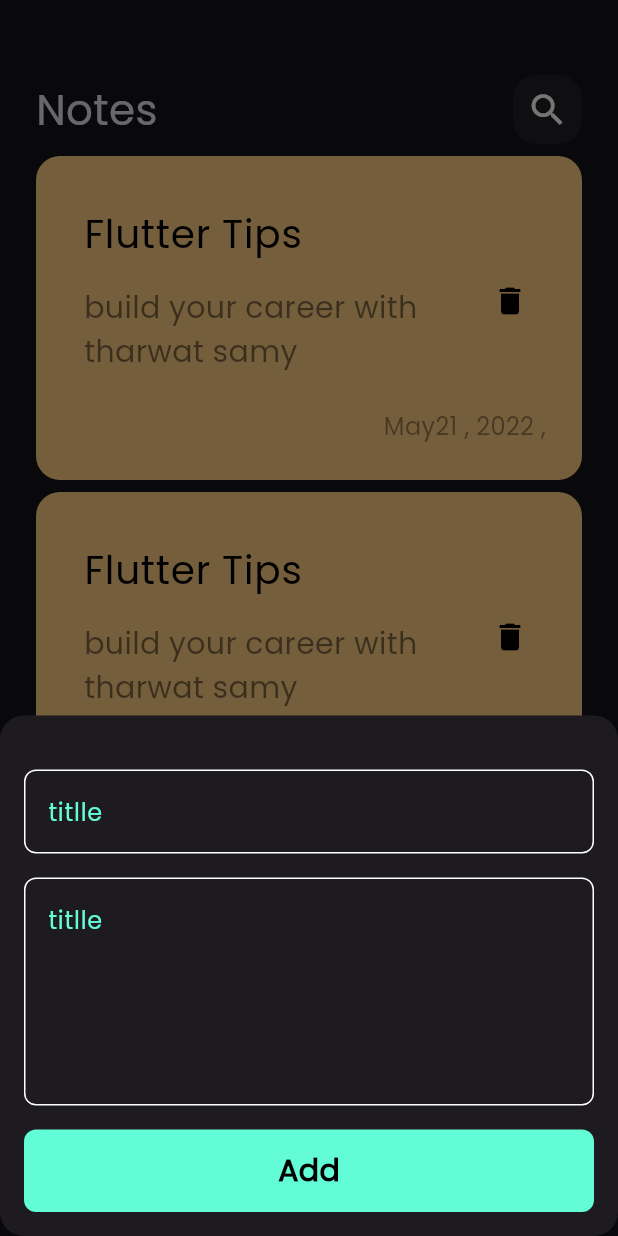
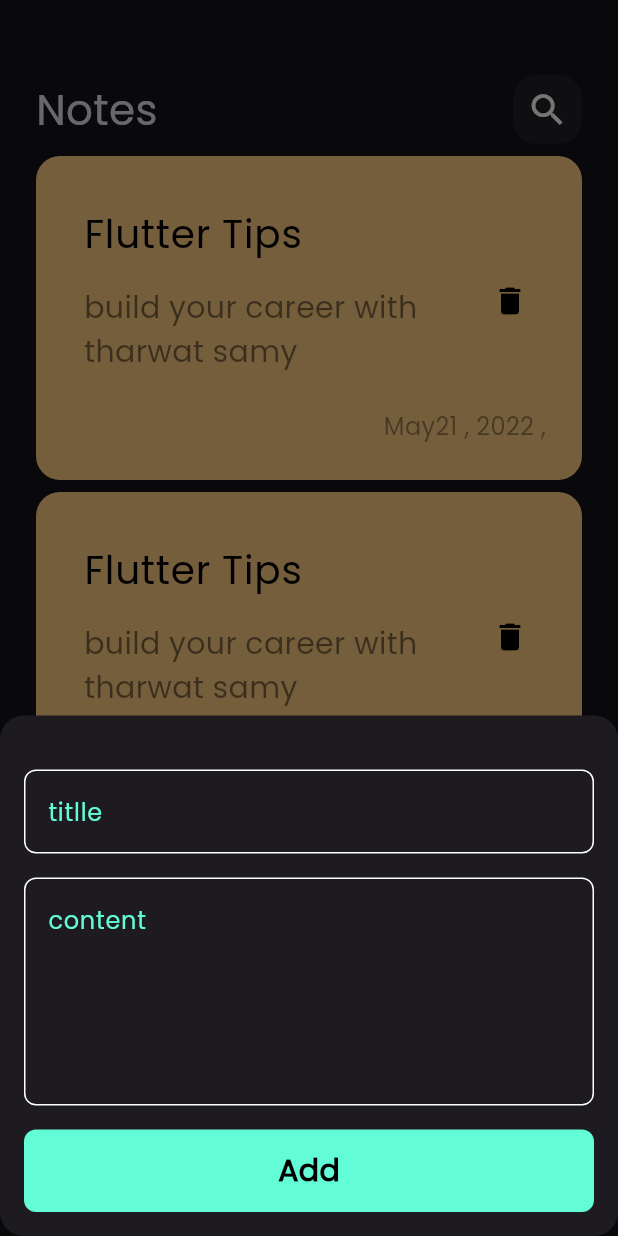
Before and after one commit to CoderHasnaoui/notes_app, a Flutter app: the screen it shows after launch, after a tap on the "add" icon, on a phone screen of 412 x 824 dp. Run offline on Flutter 3.47's test engine with Material 3 defaults, Android fonts, the phone set to English and light mode, and no system bars; our stand-ins replace hive, hive_flutter; accounts and stored records are empty.

```diff
--- a/lib/views/widget/add_note_buttom_sheet.dart
+++ b/lib/views/widget/add_note_buttom_sheet.dart
@@ -1,7 +1,5 @@
 import 'package:flutter/material.dart';
-import 'package:note_app/views/constants.dart';
 import 'package:note_app/views/widget/custom_buttom.dart';
-
 import 'custom_text_field.dart';
 
 class AddButtomSheet extends StatelessWidget {
@@ -9,32 +7,65 @@ class AddButtomSheet extends StatelessWidget {
 
   @override
   Widget build(BuildContext context) {
-    return const  Padding(
+    return const Padding(
       padding: EdgeInsets.symmetric(horizontal: 16),
       child: SingleChildScrollView(
-        child: Column(
+        child: AddNoteForm(),
+      ),
+    );
+  }
+}
+
+class AddNoteForm extends StatefulWidget {
+  const AddNoteForm({
+    super.key,
+  });
+
+  @override
+  State<AddNoteForm> createState() => AddNoteFormState();
+}
+
+class AddNoteFormState extends State<AddNoteForm> {
+  final GlobalKey<FormState> formKey = GlobalKey();
+  AutovalidateMode autovalidateMode = AutovalidateMode.disabled;
+  String? title, subTitle;
+  @override
+  Widget build(BuildContext context) {
+    return Form(
+      key: formKey,
+      autovalidateMode: autovalidateMode,
+      child:  Column(
         children: [
-            SizedBox(
+         const  SizedBox(
             height: 36,
           ),
-            CustomTextField(hint: 'titlle' , ),
-            SizedBox(
+          CustomTextField(
+            onSave: (value)=>title= value,
+            hint: 'titlle',
+          ),
+        const   SizedBox(
             height: 16,
           ),
            CustomTextField(
-              hint: 'titlle',
+            onSave: (value)=>subTitle= value,
+            hint: 'content',
             maxLine: 5,
           ),
-              SizedBox(
+         const  SizedBox(
             height: 16,
           ),
-            CustomButton(),
-            SizedBox(
+           CustomButton( onTap:(){
+          if(formKey.currentState!.validate()){
+            formKey.currentState!.save() ;
+          }else{
+            autovalidateMode= AutovalidateMode.always ;
+          }
+        } ),
+       const    SizedBox(
             height: 16,
           ),
         ],
       ),
-      ),
     );
   }
 }
--- a/lib/views/widget/custom_buttom.dart
+++ b/lib/views/widget/custom_buttom.dart
@@ -2,11 +2,13 @@ import 'package:flutter/material.dart';
 import '../constants.dart';
 
 class CustomButton extends StatelessWidget {
-  const CustomButton({super.key});
-
+  const CustomButton({super.key, this.onTap});
+  final void Function()?onTap ;
   @override
   Widget build(BuildContext context) {
-    return Container(
+    return GestureDetector(
+      onTap: onTap,
+      child: Container(
         decoration: BoxDecoration(
             color: KPrimaryColor, borderRadius: BorderRadius.circular(8)),
         width: MediaQuery.of(context).size.width,
@@ -17,6 +19,7 @@ class CustomButton extends StatelessWidget {
           style: TextStyle(
               color: Colors.black, fontSize: 20, fontWeight: FontWeight.bold),
         )),
+      ),
     );
   }
 }
--- a/lib/views/widget/custom_text_field.dart
+++ b/lib/views/widget/custom_text_field.dart
@@ -2,30 +2,37 @@ import 'package:flutter/material.dart';
 import 'package:note_app/views/constants.dart';
 
 class CustomTextField extends StatelessWidget {
-  const CustomTextField({super.key , required this.hint ,  this.maxLine = 1 });
+  const CustomTextField(
+      {super.key, required this.hint, this.maxLine = 1, this.onSave});
   final String hint;
   final int maxLine;
+
+  final void Function(String?)? onSave;
   @override
   Widget build(BuildContext context) {
-    return   TextField(
+    return TextFormField(
+      onSaved: onSave,
+      validator: (value) {
+        if (value?.isEmpty ?? true ) {
+          return 'Field is Required  ';
+        }else{
+          return  null ;
+        }
+      },
       maxLines: maxLine,
-
       cursorColor: KPrimaryColor,
-decoration: InputDecoration(
-
-
-  hintText: hint,
-  hintStyle:const  TextStyle(color: KPrimaryColor),
-  border:  buildBorder() ,
-  enabledBorder: buildBorder() ,
-  focusedBorder:  buildBorder(KPrimaryColor)
-),
+      decoration: InputDecoration(
+          hintText: hint,
+          hintStyle: const TextStyle(color: KPrimaryColor),
+          border: buildBorder(),
+          enabledBorder: buildBorder(),
+          focusedBorder: buildBorder(KPrimaryColor)),
     );
   }
+
   OutlineInputBorder buildBorder([color]) {
     return OutlineInputBorder(
-  borderRadius: BorderRadius.circular(8) ,
-  borderSide:  BorderSide(color:color ?? Colors.white)
-);
+        borderRadius: BorderRadius.circular(8),
+        borderSide: BorderSide(color: color ?? Colors.white));
   }
 }
```
Lines whose indentation alone changed are shown as unchanged.
